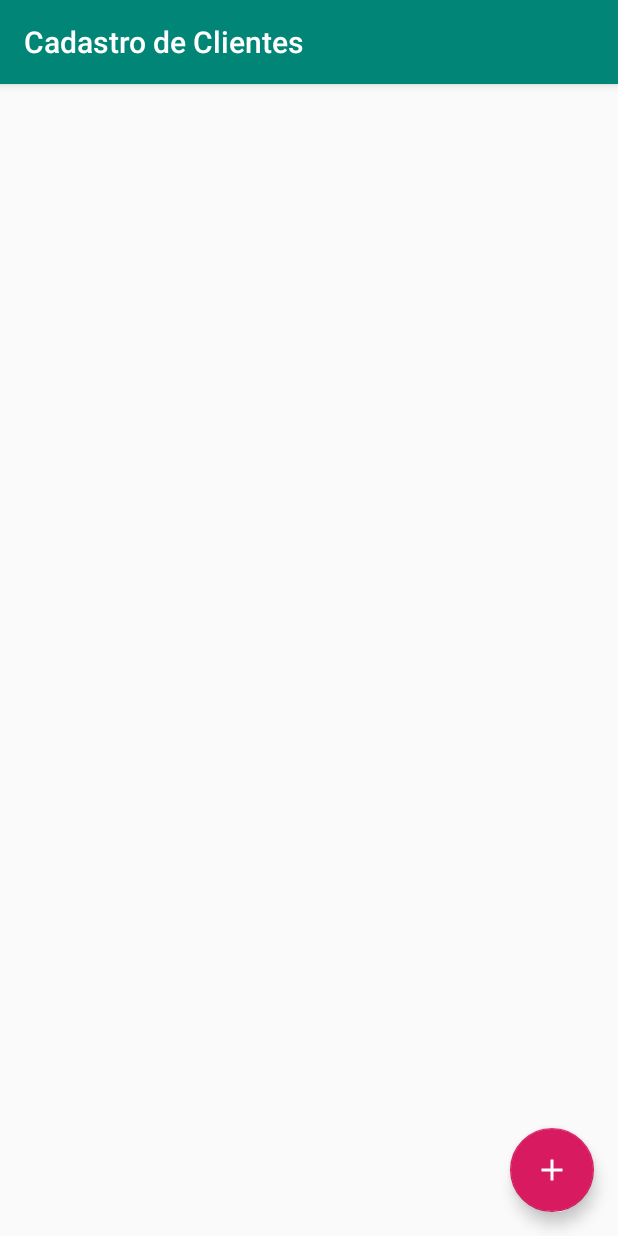
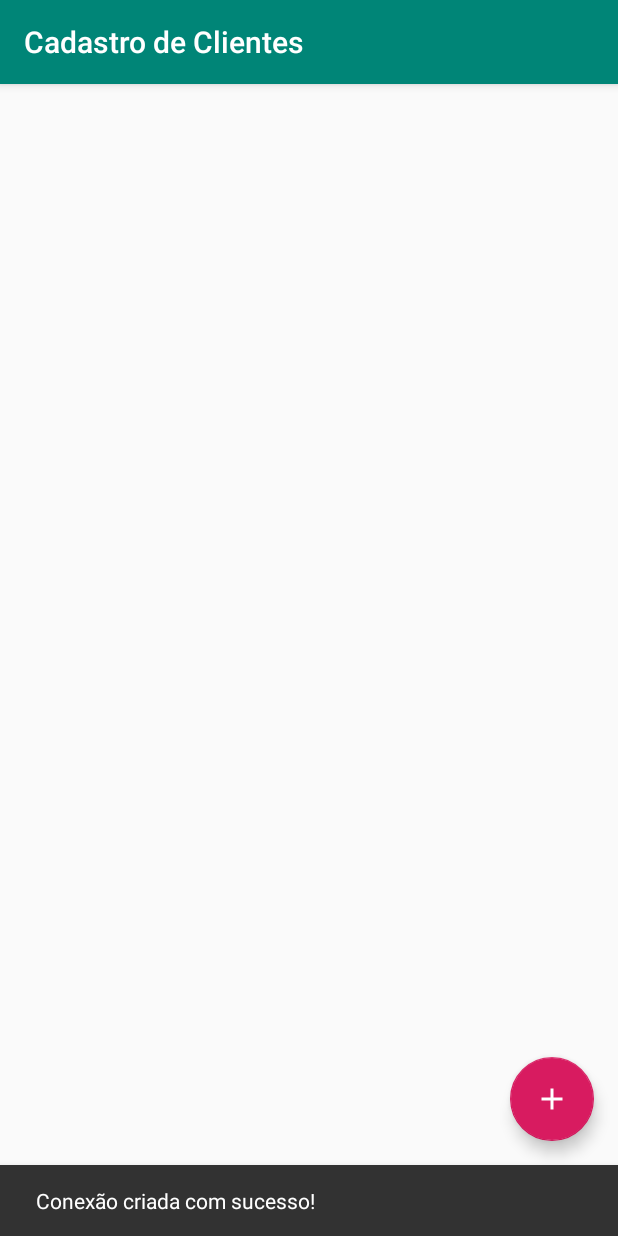
Before and after one commit to RogerPhilippe/CadClient, an Android app: the first screen one second after launch (MainActivity), on a phone screen of 412 x 824 dp. Run offline under Robolectric (Android 15) with nearby library versions, the phone set to English and light mode, and no system bars.

```diff
--- /dev/null
+++ b/app/src/main/java/br/com/philippesis/cadclient/BaseActivity.java
@@ -0,0 +1,55 @@
+package br.com.philippesis.cadclient;
+
+import android.app.AlertDialog;
+import android.support.constraint.ConstraintLayout;
+import android.support.design.widget.Snackbar;
+import android.support.v7.app.AppCompatActivity;
+import android.text.TextUtils;
+import android.util.Patterns;
+import android.widget.Toast;
+
+public class BaseActivity extends AppCompatActivity {
+
+    // Dialog genérico de um botão
+    protected void genericAlert(String title, String msg, String btn) {
+        AlertDialog.Builder dlg = new AlertDialog.Builder(this);
+        dlg.setTitle(title);
+        dlg.setMessage(msg);
+        dlg.setNeutralButton(btn, null);
+        dlg.show();
+    }
+
+    // Toast genérico
+    protected void setMsg(String msg) {
+        Toast.makeText(this, msg, Toast.LENGTH_SHORT).show();
+    }
+
+    // Retorna um espaço em branco
+    protected String getGap() {
+        return " ";
+    }
+
+    // Verifica se valor está vazio
+    protected boolean isEmpityValue(String valor) {
+
+        return TextUtils.isEmpty(valor) || valor.trim().isEmpty();
+
+    }
+
+    // Valida email, se está vazio ou se está digitado corretamente
+    protected boolean isValidEmail(String email) {
+
+        return !isEmpityValue(email) && Patterns.EMAIL_ADDRESS.matcher(email).matches();
+
+    }
+
+    // Snackbar genérico
+    protected void genericSnackbar(ConstraintLayout layoutContent, String msg, int length_long, String btn) {
+
+        Snackbar.make(layoutContent, msg, length_long)
+                .setAction(btn, null).show();
+
+    }
+
+
+}
--- a/app/src/main/java/br/com/philippesis/cadclient/MainActivity.java
+++ b/app/src/main/java/br/com/philippesis/cadclient/MainActivity.java
@@ -1,21 +1,30 @@
 package br.com.philippesis.cadclient;
 
 import android.content.Intent;
+import android.database.sqlite.SQLiteDatabase;
 import android.os.Bundle;
+import android.support.constraint.ConstraintLayout;
 import android.support.design.widget.FloatingActionButton;
 import android.support.design.widget.Snackbar;
 import android.support.v7.app.AppCompatActivity;
 import android.support.v7.widget.RecyclerView;
 import android.support.v7.widget.Toolbar;
+import android.util.Log;
 import android.view.View;
-import android.view.Menu;
-import android.view.MenuItem;
 
-public class MainActivity extends AppCompatActivity {
+import br.com.philippesis.cadclient.database.DadosOpenHelper;
+
+public class MainActivity extends BaseActivity {
 
     private RecyclerView mainLstDados;
 
     private FloatingActionButton fab;
+
+    private SQLiteDatabase connection;
+
+    private DadosOpenHelper dadosOpenHelper;
+
+    private ConstraintLayout layoutContentMain;
 
     @Override
     protected void onCreate(Bundle savedInstanceState) {
@@ -24,14 +33,17 @@ public class MainActivity extends AppCompatActivity {
         Toolbar toolbar = (Toolbar) findViewById(R.id.idMainToolbar);
         setSupportActionBar(toolbar);
 
+        layoutContentMain = (ConstraintLayout) findViewById(R.id.idLayoutContantMain);
+
+        createConnection();
+
         mainLstDados = (RecyclerView) findViewById(R.id.idLstDados);
 
         fab = (FloatingActionButton) findViewById(R.id.idBtnADD);
         fab.setOnClickListener(new View.OnClickListener() {
             @Override
             public void onClick(View view) {
-//                Snackbar.make(view, "Replace with your own action", Snackbar.LENGTH_LONG)
-//                        .setAction("Action", null).show();
+
 
                 Intent intent = new Intent(MainActivity.this, CadClienteActivity.class);
                 startActivity(intent);
@@ -40,4 +52,19 @@ public class MainActivity extends AppCompatActivity {
         });
     }
 
+    private void createConnection() {
+        try {
+
+            dadosOpenHelper = new DadosOpenHelper(this);
+
+            connection = dadosOpenHelper.getWritableDatabase();
+
+            genericSnackbar(layoutContentMain, getString(R.string.connect_success), Snackbar.LENGTH_LONG, "OK");
+
+        } catch (Exception e) {
+            Log.v("ErrorConnection", e.toString());
+            genericAlert(getString(R.string.title_error), getString(R.string.error_db_connection), "OK");
+        }
+    }
+
 }
--- /dev/null
+++ b/app/src/main/java/br/com/philippesis/cadclient/database/DBScript.java
@@ -0,0 +1,21 @@
+package br.com.philippesis.cadclient.database;
+
+public class DBScript {
+
+    public static String getCreateTableCliente() {
+
+        StringBuilder sql = new StringBuilder();
+
+        sql.append("CREATE TABLE IF NOT EXISTS CLIENTE ( ");
+        sql.append("    ID      INTEGER PRIMARY KEY AUTOINCREMENT NOT NULL, ");
+        sql.append("    NAME    VARCHAR (250) NOT NULL DEFAULT (''), ");
+        sql.append("    ADDRESS VARCHAR (250) NOT NULL DEFAULT (''), ");
+        sql.append("    EMAIL   VARCHAR (250) NOT NULL DEFAULT (''), ");
+        sql.append("    PHONE   VARCHAR (250) NOT NULL DEFAULT ('') ");
+        sql.append(");");
+
+        return sql.toString();
+
+    }
+
+}
--- /dev/null
+++ b/app/src/main/java/br/com/philippesis/cadclient/database/DadosOpenHelper.java
@@ -0,0 +1,22 @@
+package br.com.philippesis.cadclient.database;
+
+import android.content.Context;
+import android.database.sqlite.SQLiteDatabase;
+import android.database.sqlite.SQLiteOpenHelper;
+
+public class DadosOpenHelper extends SQLiteOpenHelper {
+
+    public DadosOpenHelper(Context context) {
+        super(context, "DADOS", null, 1);
+    }
+
+    @Override
+    public void onCreate(SQLiteDatabase db) {
+        db.execSQL(DBScript.getCreateTableCliente());
+    }
+
+    @Override
+    public void onUpgrade(SQLiteDatabase db, int oldVersion, int newVersion) {
+
+    }
+}
--- a/app/src/main/res/layout/content_main.xml
+++ b/app/src/main/res/layout/content_main.xml
@@ -2,6 +2,7 @@
 <android.support.constraint.ConstraintLayout xmlns:android="http://schemas.android.com/apk/res/android"
     xmlns:app="http://schemas.android.com/apk/res-auto"
     xmlns:tools="http://schemas.android.com/tools"
+    android:id="@+id/idLayoutContantMain"
     android:layout_width="match_parent"
     android:layout_height="match_parent"
     app:layout_behavior="@string/appbar_scrolling_view_behavior"
--- a/app/src/main/res/values/strings.xml
+++ b/app/src/main/res/values/strings.xml
@@ -13,4 +13,7 @@
     <string name="save_sucess">Salvo com sucesso</string>
     <string name="error_empity_fields">Erro ao tentar salvar, existem campos em branco!</string>
     <string name="cliente">Cliente</string>
+    <string name="connect_success">Conexão criada com sucesso!</string>
+    <string name="error_db_connection">Erro ao tentar conectar ao banco!</string>
+    <string name="title_error">Erro</string>
 </resources>
```
Also changed, not shown: app/src/main/java/br/com/philippesis/cadclient/CadClienteActivity.java (+1 -31 lines).
